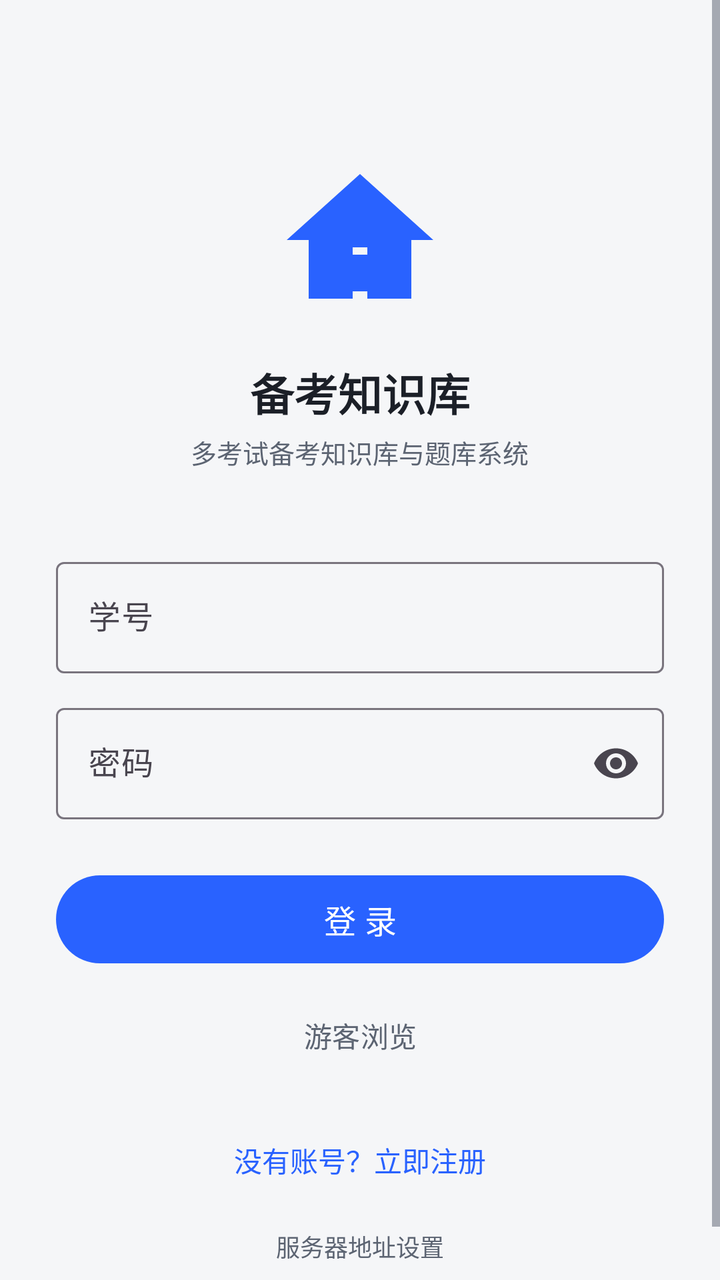
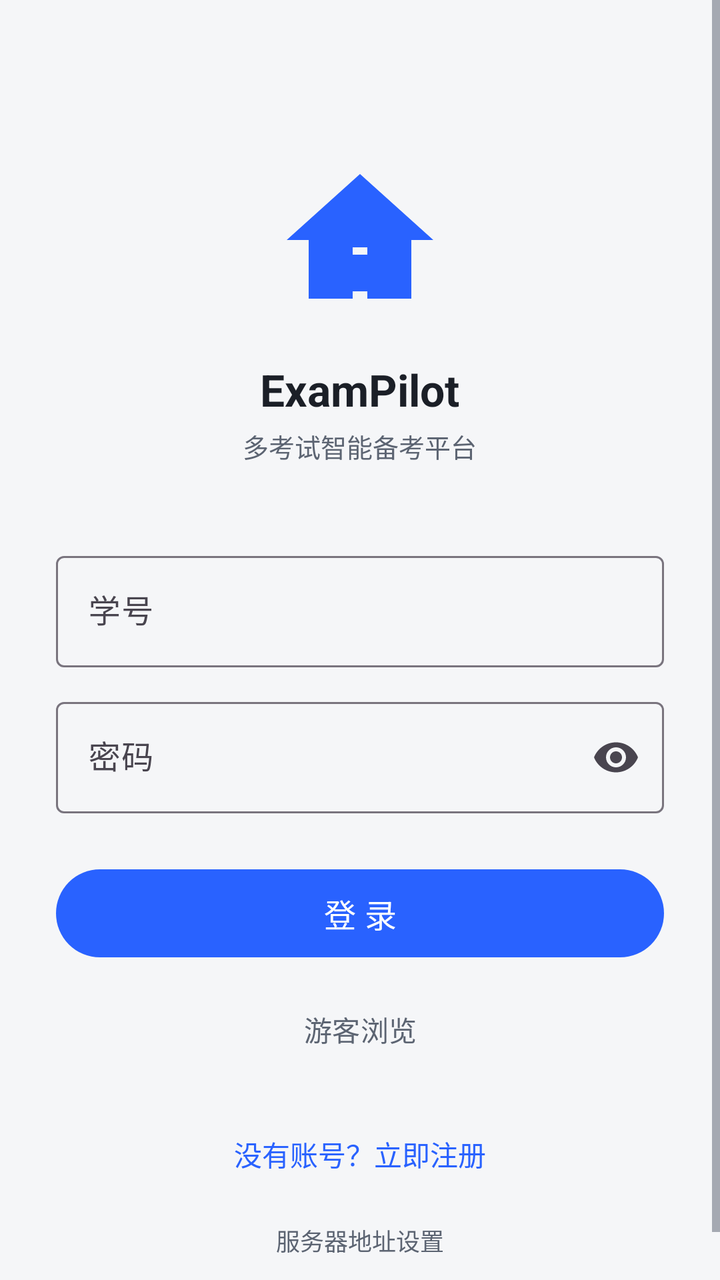

An Android layout rendered at two revisions. The XML below is the earlier revision; the diff shows what the commit changed to produce the second picture.
<!-- AndroidManifest.xml: application theme Theme.ExamPrep -->
<!-- res/layout/activity_login.xml -->
<?xml version="1.0" encoding="utf-8"?>
<ScrollView xmlns:android="http://schemas.android.com/apk/res/android"
    android:layout_width="match_parent" android:layout_height="match_parent"
    android:fillViewport="true" android:background="@color/bg">

    <LinearLayout
        android:layout_width="match_parent" android:layout_height="wrap_content"
        android:orientation="vertical" android:padding="28dp" android:gravity="center_horizontal">

        <ImageView
            android:layout_width="88dp" android:layout_height="88dp"
            android:layout_marginTop="48dp"
            android:src="@drawable/ic_app" android:contentDescription="@string/app_name" />

        <TextView
            android:layout_width="wrap_content" android:layout_height="wrap_content"
            android:layout_marginTop="16dp"
            android:text="@string/app_name"
            android:textColor="@color/text_main" android:textSize="22sp" android:textStyle="bold" />

        <TextView
            android:layout_width="wrap_content" android:layout_height="wrap_content"
            android:layout_marginTop="4dp"
            android:text="多考试备考知识库与题库系统"
            android:textColor="@color/text_sub" android:textSize="13sp" />

        <com.google.android.material.textfield.TextInputLayout
            android:layout_width="match_parent" android:layout_height="wrap_content"
            android:layout_marginTop="40dp"
            android:hint="@string/hint_student_no"
            style="@style/Widget.Material3.TextInputLayout.OutlinedBox">

            <com.google.android.material.textfield.TextInputEditText
                android:id="@+id/etStudentNo"
                android:layout_width="match_parent" android:layout_height="wrap_content"
                android:inputType="text" android:maxLines="1" />
        </com.google.android.material.textfield.TextInputLayout>

        <com.google.android.material.textfield.TextInputLayout
            android:layout_width="match_parent" android:layout_height="wrap_content"
            android:layout_marginTop="12dp"
            android:hint="@string/hint_password"
            app:endIconMode="password_toggle"
            xmlns:app="http://schemas.android.com/apk/res-auto"
            style="@style/Widget.Material3.TextInputLayout.OutlinedBox">

            <com.google.android.material.textfield.TextInputEditText
                android:id="@+id/etPassword"
                android:layout_width="match_parent" android:layout_height="wrap_content"
                android:inputType="textPassword" android:maxLines="1" />
        </com.google.android.material.textfield.TextInputLayout>

        <com.google.android.material.button.MaterialButton
            android:id="@+id/btnLogin"
            android:layout_width="match_parent" android:layout_height="52dp"
            android:layout_marginTop="24dp"
            android:text="@string/btn_login" android:textSize="16sp" />

        <com.google.android.material.button.MaterialButton
            android:id="@+id/btnGuest"
            style="@style/Widget.Material3.Button.TextButton"
            android:layout_width="wrap_content" android:layout_height="wrap_content"
            android:layout_marginTop="8dp"
            android:text="@string/guest_login" android:textColor="@color/text_sub" />

        <TextView
            android:id="@+id/tvGoRegister"
            android:layout_width="wrap_content" android:layout_height="wrap_content"
            android:layout_marginTop="20dp"
            android:padding="8dp"
            android:text="@string/go_register"
            android:textColor="@color/primary" android:textSize="14sp" />

        <TextView
            android:id="@+id/tvServerConfig"
            android:layout_width="wrap_content" android:layout_height="wrap_content"
            android:layout_marginTop="8dp"
            android:padding="8dp"
            android:text="@string/server_config"
            android:textColor="@color/text_sub" android:textSize="12sp" />
    </LinearLayout>
</ScrollView>
<!-- resources referenced by this layout -->
<resources>
  <color name="bg">#F5F6F8</color>
  <color name="primary">#2962FF</color>
  <color name="text_main">#1B1F27</color>
  <color name="text_sub">#5C6472</color>
  <!-- drawable ic_app (drawable) -->
  <?xml version="1.0" encoding="utf-8"?>
  <vector xmlns:android="http://schemas.android.com/apk/res/android"
      android:width="96dp" android:height="96dp"
      android:viewportWidth="24" android:viewportHeight="24">
      <path android:fillColor="#2962FF"
          android:pathData="M12,3L2,12h3v8h6v-6h2v6h6v-8h3L12,3zM13,19h-2v-6h2v6z" />
  </vector>
  <string name="app_name">备考知识库</string>
  <string name="btn_login">登 录</string>
  <string name="go_register">没有账号？立即注册</string>
  <string name="guest_login">游客浏览</string>
  <string name="hint_password">密码</string>
  <string name="hint_student_no">学号</string>
  <string name="server_config">服务器地址设置</string>
  <style name="Theme.ExamPrep" parent="Theme.Material3.DayNight.NoActionBar">
          <item name="colorPrimary">@color/primary</item>
          <item name="colorOnPrimary">#FFFFFF</item>
          <item name="colorPrimaryContainer">@color/chip_bg</item>
          <item name="colorSecondary">@color/accent</item>
          <item name="android:colorBackground">@color/bg</item>
          <item name="colorSurface">@color/card</item>
          <item name="android:statusBarColor">@color/primary</item>
          <item name="android:textColorPrimary">@color/text_main</item>
          <item name="android:textColorSecondary">@color/text_sub</item>
      </style>
  <color name="chip_bg">#EEF2FF</color>
  <color name="accent">#00BFA5</color>
  <color name="card">#FFFFFF</color>
</resources>

<!-- the commit's change to res/layout/activity_login.xml (unified diff, before → after) -->
@@ -21,7 +21,7 @@
         <TextView
             android:layout_width="wrap_content" android:layout_height="wrap_content"
             android:layout_marginTop="4dp"
-            android:text="多考试备考知识库与题库系统"
+            android:text="多考试智能备考平台"
             android:textColor="@color/text_sub" android:textSize="13sp" />
 
         <com.google.android.material.textfield.TextInputLayout
<!-- resource entries referenced after the edit -->
@@ -12,7 +12,7 @@
       <path android:fillColor="#2962FF"
           android:pathData="M12,3L2,12h3v8h6v-6h2v6h6v-8h3L12,3zM13,19h-2v-6h2v6z" />
   </vector>
-  <string name="app_name">备考知识库</string>
+  <string name="app_name">ExamPilot</string>
   <string name="btn_login">登 录</string>
   <string name="go_register">没有账号？立即注册</string>
   <string name="guest_login">游客浏览</string>
